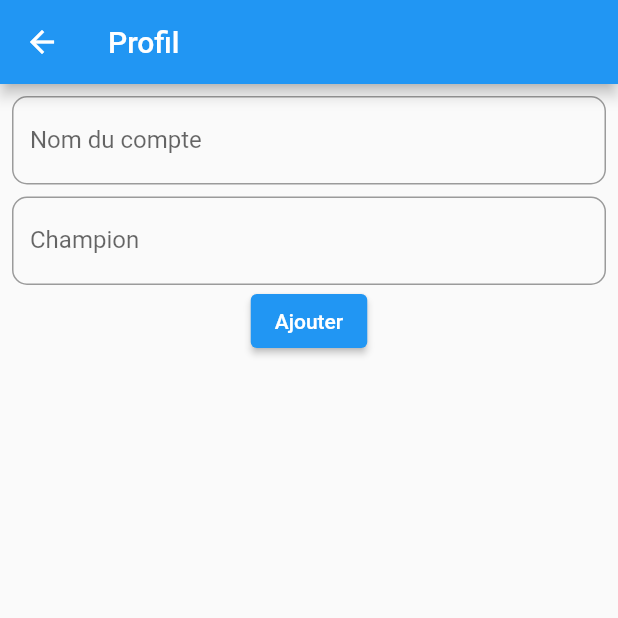
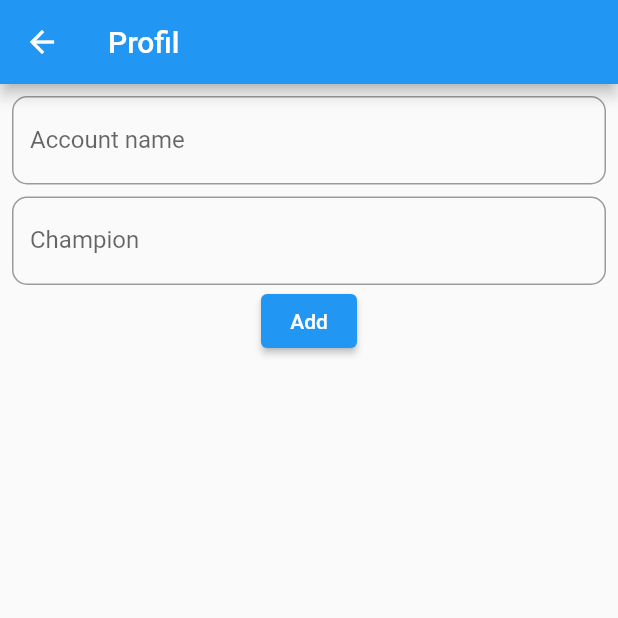
Before and after one commit to CyriaqueSoden/item-build-tracker, a Flutter app: the Add screen opened by its route, on a phone screen of 412 x 824 dp, the top half of it. Run offline on Flutter 3.47's test engine with Material 2 defaults, Android fonts, the phone set to English and light mode, and no system bars; our stand-ins replace flutter_bloc, shared_preferences; missing offline and left inert: dart:ffi; accounts and stored records are empty.

Commit message:
Read me + francais -> anglais

```diff
--- a/lib/screens/add.dart
+++ b/lib/screens/add.dart
@@ -34,7 +34,7 @@ class Add extends StatelessWidget {
                   child: TextFormField(
                     controller: _addNameController,
                     decoration: InputDecoration(
-                        labelText: "Nom du compte",
+                        labelText: "Account name",
                         border: OutlineInputBorder(
                             borderRadius: BorderRadius.circular(10))),
                   ),
@@ -42,8 +42,6 @@ class Add extends StatelessWidget {
                 Padding(
                   padding: const EdgeInsets.symmetric(horizontal: 8.0),
                   child: TextFormField(
-
-
                     controller: _addChampionController,
                     decoration: InputDecoration(
                         labelText: "Champion",
@@ -52,7 +50,7 @@ class Add extends StatelessWidget {
                   ),
                 ),
                 ElevatedButton(
-                    child: const Text('Ajouter'),
+                    child: const Text('Add'),
                     onPressed: () {
                       validate(context);
                     }),
```
Also changed, not shown: 1 other file.
